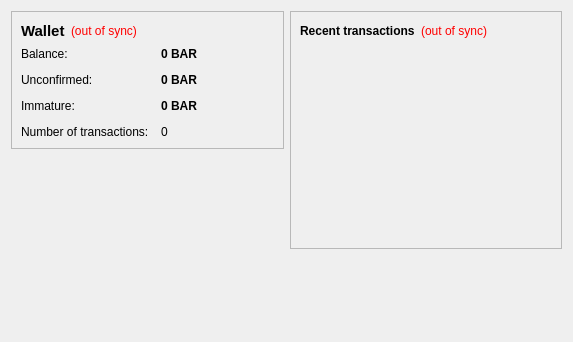
First picture: the form in src/qt/forms/overviewpage.ui, repository digicredit/digicredit, before the edit.
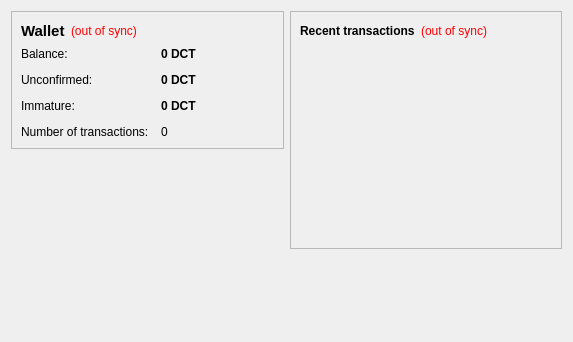
Second picture: the form after the edit.

```diff
--- a/src/qt/forms/overviewpage.ui
+++ b/src/qt/forms/overviewpage.ui
@@ -105,7 +105,7 @@
              <string>Your current balance</string>
             </property>
             <property name="text">
-             <string notr="true">0 BAR</string>
+             <string notr="true">0 DCT</string>
             </property>
             <property name="textInteractionFlags">
              <set>Qt::LinksAccessibleByMouse|Qt::TextSelectableByKeyboard|Qt::TextSelectableByMouse</set>
@@ -134,7 +134,7 @@
              <string>Total of transactions that have yet to be confirmed, and do not yet count toward the current balance</string>
             </property>
             <property name="text">
-             <string notr="true">0 BAR</string>
+             <string notr="true">0 DCT</string>
             </property>
             <property name="textInteractionFlags">
              <set>Qt::LinksAccessibleByMouse|Qt::TextSelectableByKeyboard|Qt::TextSelectableByMouse</set>
@@ -177,7 +177,7 @@
              <string>Mined balance that has not yet matured</string>
             </property>
             <property name="text">
-             <string notr="true">0 BAR</string>
+             <string notr="true">0 DCT</string>
             </property>
             <property name="textInteractionFlags">
              <set>Qt::LinksAccessibleByMouse|Qt::TextSelectableByKeyboard|Qt::TextSelectableByMouse</set>
```
Left out of the diff: 4 changed lines with no effect on the pictures.
